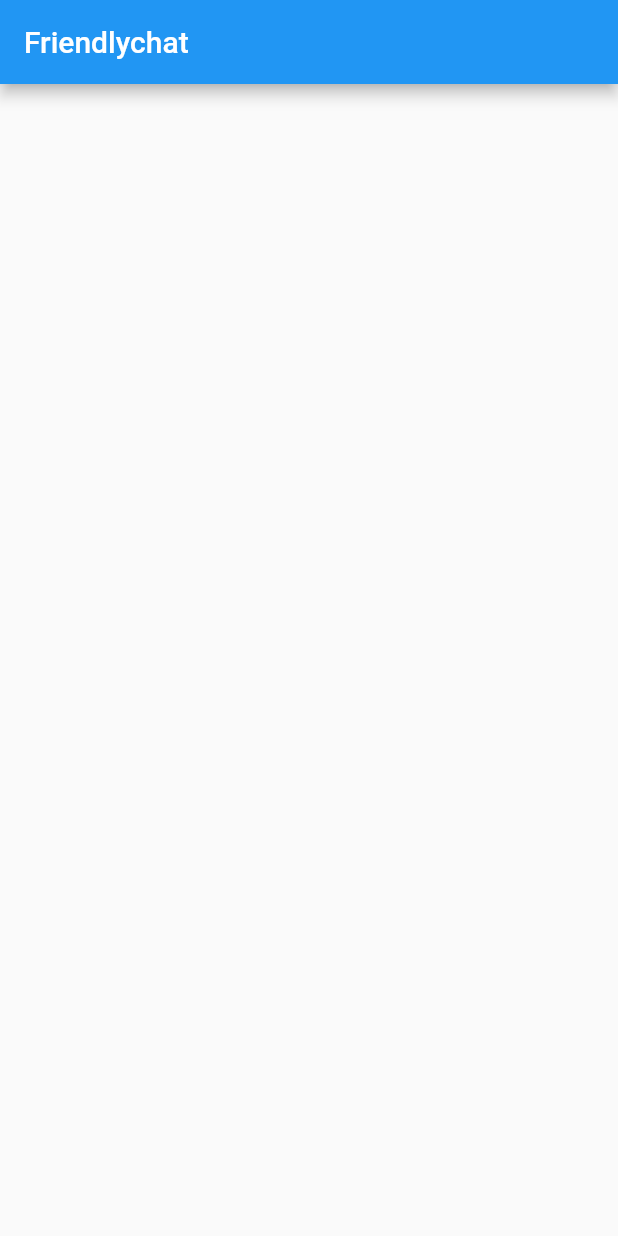
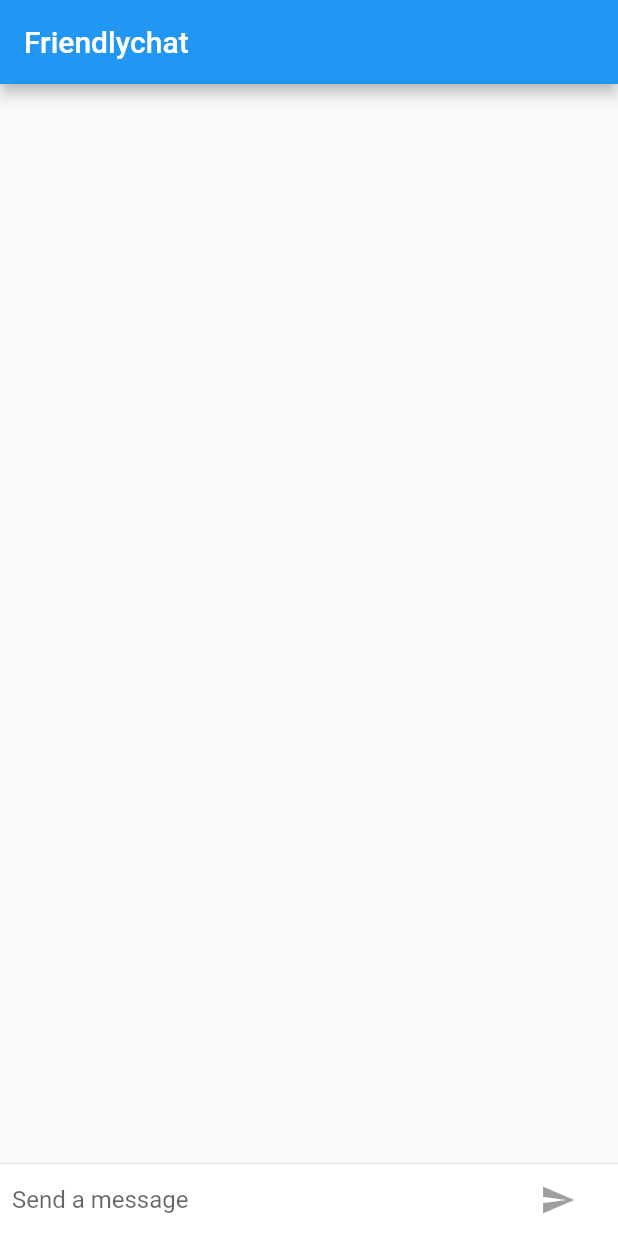
Before and after one commit to L3xer/my_friendlychat, a Flutter app: the screen it shows after launch, on a phone screen of 412 x 824 dp. Run offline on Flutter 3.47's test engine with Material 2 defaults, Android fonts, the phone set to English and light mode, and no system bars.

Commit message:
Finished codelab.

```diff
--- a/lib/main.dart
+++ b/lib/main.dart
@@ -1,4 +1,6 @@
 import 'package:flutter/material.dart';
+
+const String _name = "Sanya";
 
 void main() => runApp(new FriendlychatApp());
 
@@ -12,13 +14,138 @@ class FriendlychatApp extends StatelessWidget {
   }
 }
 
-class ChatScreen extends StatelessWidget{
+class ChatScreen extends StatefulWidget {
+  @override
+  State<StatefulWidget> createState() => new ChatScreenState();
+}
+
+class ChatScreenState extends State<ChatScreen> with TickerProviderStateMixin {
+  final List<ChatMessage> _messages = <ChatMessage>[];
+  final TextEditingController _textEditingController =
+      new TextEditingController();
+  bool _isComposing = false;
+
+  Widget _buildTextComposer() {
+    return IconTheme(
+      data: new IconThemeData(color: Theme.of(context).accentColor),
+      child: new Container(
+        margin: EdgeInsets.symmetric(horizontal: 8.0),
+        child: new Row(
+          children: <Widget>[
+            new Flexible(
+              child: new TextField(
+                controller: _textEditingController,
+                onChanged: (String text) {
+                  setState(() {
+                    _isComposing = text.length > 0;
+                  });
+                },
+                onSubmitted: _handleSubmitted,
+                decoration: new InputDecoration(
+                    hintText: "Send a message", border: InputBorder.none),
+              ),
+            ),
+            new Container(
+              margin: EdgeInsets.symmetric(horizontal: 8.0),
+              child: new IconButton(
+                icon: new Icon(Icons.send),
+                onPressed: _isComposing
+                    ? () => _handleSubmitted(_textEditingController.text)
+                    : null,
+              ),
+            )
+          ],
+        ),
+      ),
+    );
+  }
+
+  void _handleSubmitted(String text) {
+    setState(() {
+      _isComposing = false;
+    });
+
+    _textEditingController.clear();
+
+    ChatMessage message = new ChatMessage(
+        text: text,
+        animationController: new AnimationController(
+            duration: new Duration(milliseconds: 700), vsync: this));
+
+    setState(() {
+      _messages.insert(0, message);
+    });
+    message.animationController.forward();
+  }
+
   @override
   Widget build(BuildContext context) {
-      return new Scaffold(
+    return new Scaffold(
         appBar: new AppBar(
           title: new Text("Friendlychat"),
         ),
-      );
-    }
+        body: new Column(children: <Widget>[
+          new Flexible(
+              child: ListView.builder(
+            padding: EdgeInsets.all(8.0),
+            reverse: true,
+            itemBuilder: (_, int index) => _messages[index],
+            itemCount: _messages.length,
+          )),
+          new Divider(height: 1.0),
+          new Container(
+            decoration: new BoxDecoration(color: Theme.of(context).cardColor),
+            child: _buildTextComposer(),
+          )
+        ]));
+  }
+
+  @override
+  void dispose() {
+    for (ChatMessage message in _messages)
+      message.animationController.dispose();
+
+    super.dispose();
+  }
 }
+
+class ChatMessage extends StatelessWidget {
+  ChatMessage({this.text, this.animationController});
+  final String text;
+  final AnimationController animationController;
+
+  @override
+  Widget build(BuildContext context) {
+    return SizeTransition(
+      sizeFactor: new CurvedAnimation(
+          parent: animationController, curve: Curves.easeOut),
+      axisAlignment: 0.0,
+      child: new Container(
+        margin: EdgeInsets.symmetric(vertical: 10.0),
+        child: new Row(
+          crossAxisAlignment: CrossAxisAlignment.start,
+          children: <Widget>[
+            new Container(
+              margin: EdgeInsets.only(right: 16.0),
+              child: new CircleAvatar(
+                child: new Text(_name[0]),
+              ),
+            ),
+            new Expanded(
+              child: new Column(
+                crossAxisAlignment: CrossAxisAlignment.start,
+                children: <Widget>[
+                  new Text(_name, style: Theme.of(context).textTheme.subhead),
+                  new Container(
+                    margin: EdgeInsets.only(top: 4.0),
+                    child: new Text(text),
+                  )
+                ],
+              ),
+            )
+          ],
+        ),
+      ),
+    );
+  }
+}
```
